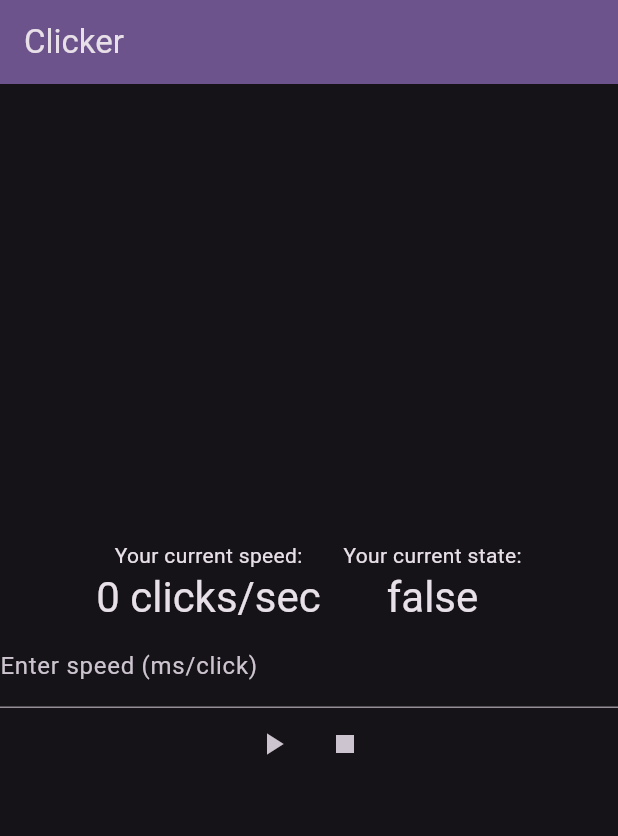
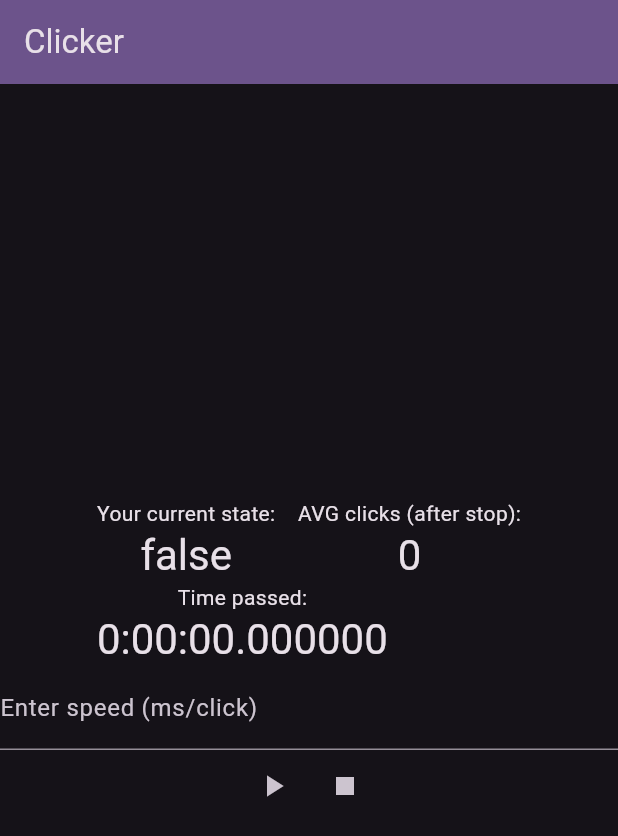
Before and after one commit to Iviv122/fclick, a Flutter app: the screen it shows after launch, on a phone screen of 412 x 824 dp. Shown: the top 836 px of the screen. Run offline on Flutter 3.47's test engine with Material 3 defaults, Android fonts, the phone set to English and light mode, and no system bars; missing offline and left inert: bixat_key_mouse.

Commit message:
clicker works

```diff
--- a/lib/main.dart
+++ b/lib/main.dart
@@ -1,3 +1,5 @@
+import 'dart:async';
+
 import 'package:flutter/material.dart';
 import 'package:flutter/services.dart';
 import 'package:bixat_key_mouse/bixat_key_mouse.dart';
@@ -45,18 +47,41 @@ class MyHomePage extends StatefulWidget {
 
 class _MyHomePageState extends State<MyHomePage> {
   int _speed = 0;
+  int _clicks = 0;
+  Timer? _timer;
+  final Stopwatch _stopwatch = Stopwatch();
   bool _turnedOn = false;
 
   void _turnOn() {
     setState(() {
       _turnedOn = true;
+      _clicks = 0;
     });
+    _timer = Timer.periodic(Duration(milliseconds: _speed), click);
+
+    _stopwatch.reset();
+    _stopwatch.start();
   }
 
   void _turnOff() {
     setState(() {
       _turnedOn = false;
+      _clicks = _clicks;
     });
+    if (_timer != null) {
+      _timer?.cancel();
+      _timer = null;
+      _stopwatch.stop();
+    }
+  }
+
+  void click(Timer timer) {
+    if (!_turnedOn) return;
+    _clicks += 1;
+    BixatKeyMouse.pressMouseButton(
+      button: MouseButton.left,
+      direction: Direction.click,
+    );
   }
 
   void _setSpeed(int newSpeed) {
@@ -81,18 +106,27 @@ class _MyHomePageState extends State<MyHomePage> {
               children: [
                 Column(
                   children: [
-                    const Text('Your current speed:'),
+                    const Text('Your current state:'),
                     Text(
-                      '${(_speed > 0) ? (1000/_speed).toStringAsFixed(2) : 0} clicks/sec',
+                      '$_turnedOn',
                       style: Theme.of(context).textTheme.headlineMedium,
                     ),
                   ],
                 ),
                 Column(
                   children: [
-                    const Text('Your current state:'),
+                    const Text('AVG clicks (after stop):'),
                     Text(
-                      '$_turnedOn',
+                      '${_clicks}',
+                      style: Theme.of(context).textTheme.headlineMedium,
+                    ),
+                  ],
+                ),
+                Column(
+                  children: [
+                    const Text('Time passed:'),
+                    Text(
+                      '${_stopwatch.elapsed}',
                       style: Theme.of(context).textTheme.headlineMedium,
                     ),
                   ],
```
